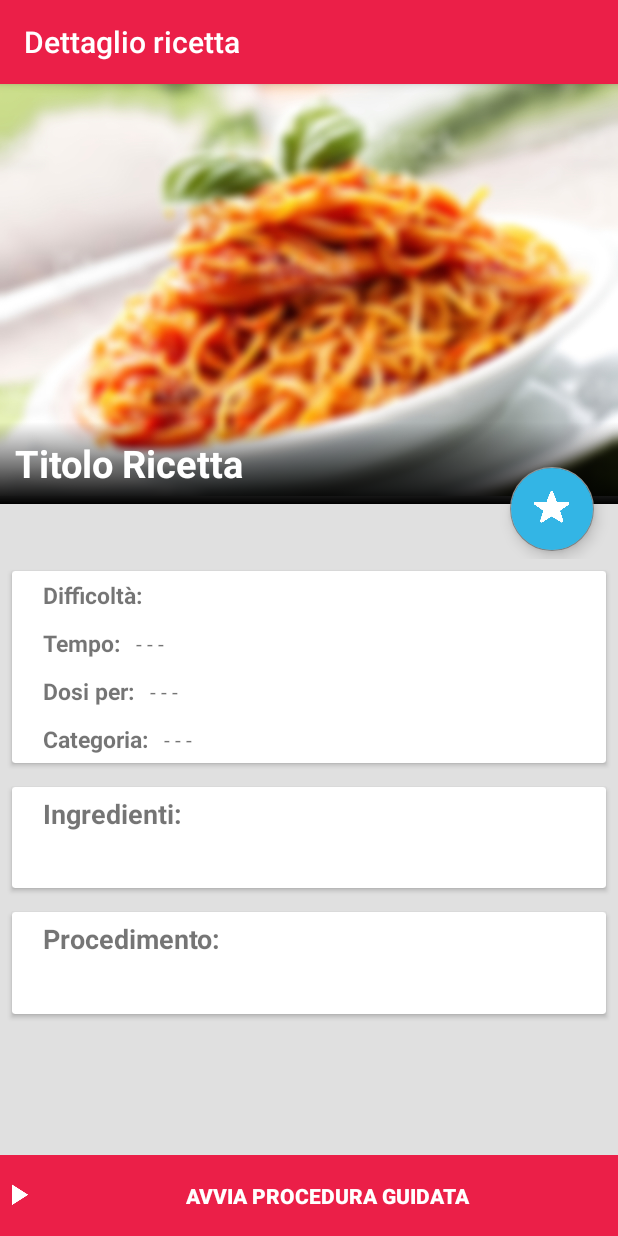
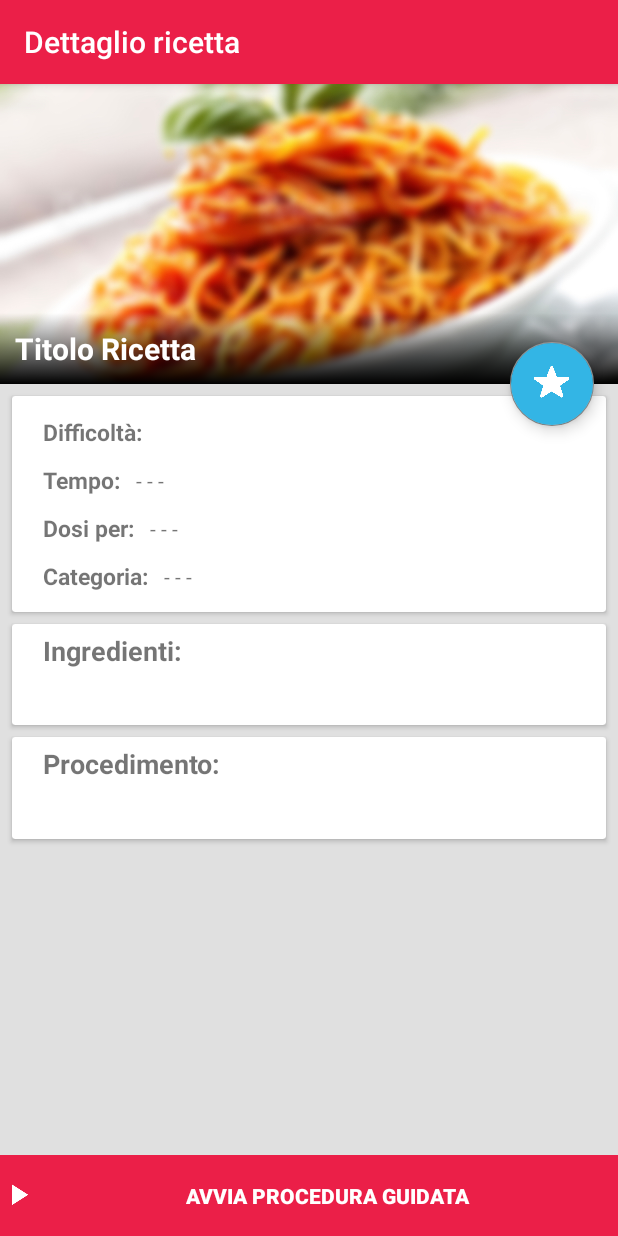
Before and after one commit to Bat95/ProgettoMobile, an Android app: the fragment RecipeDetailFragment shown on its own in the app's theme, on a phone screen of 412 x 824 dp. Run offline under Robolectric (Android 15) with nearby library versions, the phone set to English and light mode, and no system bars; our stand-ins replace Picasso; pictures from the network do not load; 3 statements that could not run were skipped.

Commit message:
Recipe details refactor (bundle instead of arguments and xml refactor)

```diff
--- a/app/src/main/java/com/myrecipebook/myrecipebook/fragments/ResultsFragment.java
+++ b/app/src/main/java/com/myrecipebook/myrecipebook/fragments/ResultsFragment.java
@@ -22,7 +22,6 @@ public class ResultsFragment extends Fragment {
     private GridLayoutManager mGrid;
 
     ArrayList<Recipe> resultedRecipes ;
-
 
     @Nullable
     @Override
--- a/app/src/main/res/layout/recipe_details.xml
+++ b/app/src/main/res/layout/recipe_details.xml
@@ -8,10 +8,8 @@
     android:background="@color/primaryBackground">
 
     <ScrollView
-    android:layout_height="match_parent"
-    android:layout_width="match_parent">
-
-
+            android:layout_width="match_parent"
+            android:layout_height="wrap_content">
 
             <LinearLayout
                 android:layout_width="match_parent"
@@ -19,48 +17,45 @@
                 android:orientation="vertical">
 
                 <RelativeLayout
+                    android:id="@+id/header_container"
                     android:layout_width="match_parent"
-            android:layout_height="wrap_content">
+                    android:layout_height="wrap_content"
+                    android:background="@android:color/holo_purple">
 
                     <ImageView
                         android:id="@+id/detail_image"
                         android:layout_width="match_parent"
-            android:layout_height="wrap_content"
+                        android:layout_height="200dp"
                         android:adjustViewBounds="true"
                         android:contentDescription="@string/immagine_ricetta"
                         app:srcCompat="@drawable/image_not_available"
                         android:paddingBottom="5dp"
                         android:layout_alignParentTop="true"
-            android:layout_alignParentStart="true" />
+                        android:layout_alignParentStart="true"
+                        android:scaleType="centerCrop"/>
 
                     <TextView
                         android:id="@+id/titoloRicettaDettaglio"
                         android:layout_width="match_parent"
                         android:layout_height="wrap_content"
-                android:textSize="25sp"
+                        android:textSize="20sp"
                         android:textStyle="bold"
                         android:textColor="@android:color/white"
                         android:text="@string/RecipeTitleDetail"
                         android:padding="10dp"
+                        android:paddingStart="10dp"
+                        android:paddingEnd="60dp"
                         android:layout_alignBottom="@+id/detail_image"
                         android:background="@drawable/header_gradient_selector"/>
 
-            <android.support.design.widget.FloatingActionButton
-                android:id="@+id/star_icon_preferences"
-                android:layout_width="56dp"
-                android:layout_height="56dp"
-                android:backgroundTint="@android:color/holo_blue_light"
-                android:layout_gravity="bottom|end"
-                app:srcCompat="@drawable/star_off"
-                app:layout_anchor="@id/help_main_container"
-                app:layout_anchorGravity="bottom|right|end"
-                android:layout_alignTop="@+id/titoloRicettaDettaglio"
-                android:layout_alignParentEnd="true"
-                android:layout_marginTop="30dp"
-                android:layout_marginBottom="5dp"
-                android:layout_marginEnd="16dp" />
+                </RelativeLayout>
 
-        </RelativeLayout>
+                <LinearLayout
+                    android:layout_width="match_parent"
+                    android:layout_height="wrap_content"
+                    android:background="@color/primaryBackground"
+                    android:orientation="vertical"
+                    >
 
                     <android.support.v7.widget.CardView
                         android:layout_gravity="center"
@@ -72,7 +67,9 @@
                             android:layout_width="match_parent"
                             android:layout_height="wrap_content"
                             android:orientation="vertical"
-                    android:layout_marginStart="15dp">
+                            android:layout_marginStart="15dp"
+                            android:paddingTop="8dp"
+                            android:paddingBottom="8dp">
 
                             <LinearLayout
                                 android:layout_width="match_parent"
@@ -231,7 +228,9 @@
                         android:layout_gravity="center"
                         android:layout_width="match_parent"
                         android:layout_height="wrap_content"
-            android:layout_margin="8dp">
+                        android:layout_marginStart="8dp"
+                        android:layout_marginEnd="8dp"
+                        >
 
                         <LinearLayout
                             android:layout_width="match_parent"
@@ -256,6 +255,7 @@
                                 android:text=""
                                 android:textSize="15sp"
                                 android:padding="5dp"
+                                android:paddingStart="8dp"
                                 android:lineSpacingExtra="8dp"/>
 
                         </LinearLayout>
@@ -297,7 +297,11 @@
                         </LinearLayout>
 
                     </android.support.v7.widget.CardView>
+
                 </LinearLayout>
+
+            </LinearLayout>
+
         </ScrollView>
 
     <Button
@@ -309,9 +313,19 @@
         android:textStyle="bold"
         android:layout_gravity="bottom|end"
         android:layout_margin="0dp"
-        android:layout_alignParentBottom="true"
         android:drawableStart="@mipmap/ic_play_arrow_white_24dp"
         android:textColor="@android:color/white"
         style="?android:attr/buttonBarButtonStyle"/>
 
+    <android.support.design.widget.FloatingActionButton
+        android:id="@+id/star_icon_preferences"
+        android:layout_width="56dp"
+        android:layout_height="56dp"
+        android:layout_margin="16dp"
+        android:clickable="true"
+        app:srcCompat="@drawable/star_off"
+        app:layout_anchor="@id/header_container"
+        app:layout_anchorGravity="bottom|right|end"
+        android:backgroundTint="@android:color/holo_blue_light"/>
+
 </android.support.design.widget.CoordinatorLayout>
```
Also changed, not shown: app/src/main/java/com/myrecipebook/myrecipebook/adapters/ResultAdapter.java (+7 -5 lines), app/src/main/java/com/myrecipebook/myrecipebook/fragments/RecipeDetailFragment.java (+10 -12 lines). Lines whose indentation alone changed are shown as unchanged.
